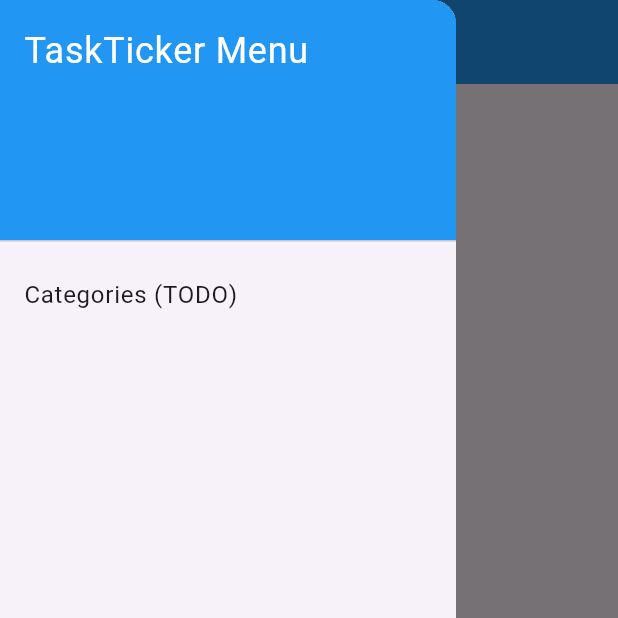
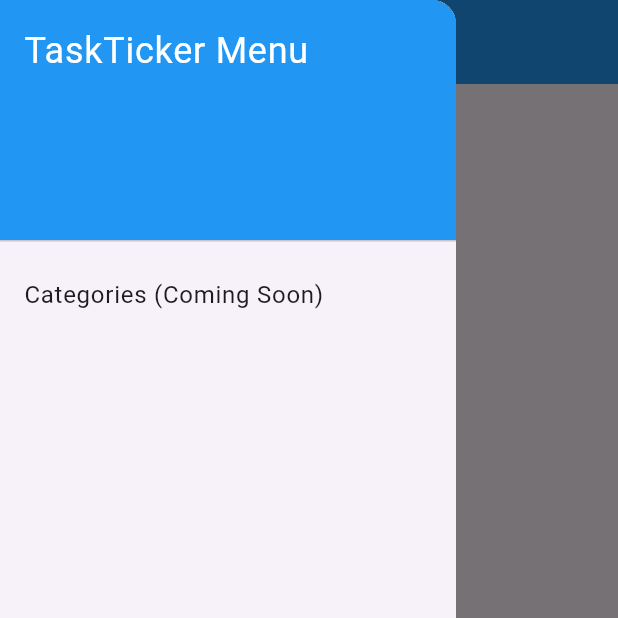
Before and after one commit to dagmm7/TaskTicker-App, a Flutter app: the screen it shows after launch, item 2 of the bottom bar chosen, after a tap on the "menu" icon, on a phone screen of 412 x 824 dp, the top half of it. Run offline on Flutter 3.47's test engine with Material 3 defaults, Android fonts, the light colour scheme and no system bars.

Commit message:
Added completed tasks and create task UI

```diff
--- a/lib/screens/home_screen.dart
+++ b/lib/screens/home_screen.dart
@@ -1,49 +1,9 @@
 import 'package:flutter/material.dart';
-import 'dashboard_screen.dart'; // Dashboard content
-import 'tasks_screen.dart';     // Tasks List content
+import 'dashboard_screen.dart';
+import 'tasks_screen.dart';
+import 'create_task_screen.dart';
+import 'completed_tasks_screen.dart';
 
-// Placeholder screen for the full Calendar View (Index 0 in BNV if Dashboard wasn't here)
-class CalendarScreenPlaceholder extends StatelessWidget {
-  const CalendarScreenPlaceholder({super.key});
-  @override
-  Widget build(BuildContext context) => const Center(
-    child: Column(
-      mainAxisAlignment: MainAxisAlignment.center,
-      children: [
-        Icon(Icons.calendar_month, size: 50, color: Colors.grey),
-        Text('Calendar View (Placeholder)'),
-      ],
-    ),
-  );
-}
-
-class AddScreenPlaceholder extends StatelessWidget {
-  const AddScreenPlaceholder({super.key});
-  @override
-  Widget build(BuildContext context) => const Center(
-    child: Column(
-      mainAxisAlignment: MainAxisAlignment.center,
-      children: [
-        Icon(Icons.add_circle, size: 50, color: Colors.grey),
-        Text('Add New Task (Action)'),
-      ],
-    ),
-  );
-}
-
-class CompletedScreenPlaceholder extends StatelessWidget {
-  const CompletedScreenPlaceholder({super.key});
-  @override
-  Widget build(BuildContext context) => const Center(
-    child: Column(
-      mainAxisAlignment: MainAxisAlignment.center,
-      children: [
-        Icon(Icons.check_circle_outline, size: 50, color: Colors.grey),
-        Text('Completed Tasks View (Placeholder)'),
-      ],
-    ),
-  );
-}
 
 class HomeScreen extends StatefulWidget {
   const HomeScreen({super.key});
@@ -53,38 +13,29 @@ class HomeScreen extends StatefulWidget {
 }
 
 class _HomeScreenState extends State<HomeScreen> {
-  // 1. Current index state variable.
   int _selectedIndex = 0;
 
-  // 2. List of screens corresponding to the navigation bar items (BNV).
   final List<Widget> _screens = [
-    // Index 0: Calendar -> Mapped to Dashboard Screen (App Start)
-    const DashboardScreen(),
-    // Index 1: Tasks -> Mapped correctly to Tasks Screen
-    const TasksScreen(),
-    // Index 2: Add (Placeholder)
-    const AddScreenPlaceholder(),
-    // Index 3: Completed (Placeholder)
-    const CompletedScreenPlaceholder(),
+    const DashboardScreen(),        // Calendar / Dashboard
+    const TasksScreen(),            // Tasks List
+    const CreateTaskScreen(),       // <-- REAL ADD TASK UI
+    const CompletedTasksScreen(),   // Completed Tasks UI
   ];
 
-  // 3. Helper to get the AppBar Title based on the current index
   String _getAppTitle(int index) {
     switch (index) {
       case 0:
-        return 'My Dashboard'; // Matching the Dashboard screen title
+        return "My Dashboard";
       case 1:
-        return 'Tasks List'; // Matching the Tasks screen title
+        return "Tasks List";
       case 2:
-        return 'Add New Task';
+        return "Create Task";
       case 3:
-        return 'Completed';
+        return "Completed Tasks";
       default:
-        return 'TaskTicker';
+        return "TaskTicker";
     }
   }
-
-  // 4. Function to update the selected index
   void _onItemTapped(int index) {
     setState(() {
       _selectedIndex = index;
@@ -93,91 +44,66 @@ class _HomeScreenState extends State<HomeScreen> {
 
   @override
   Widget build(BuildContext context) {
-    // The main Scaffold now contains the common AppBar
     return Scaffold(
       appBar: AppBar(
-        // The three-line menu icon for opening the Drawer
         leading: Builder(
-          builder: (context) {
-            return IconButton(
-              icon: const Icon(Icons.menu),
-              onPressed: () {
-                // We'll use this later for the Drawer/Side Menu
-                Scaffold.of(context).openDrawer();
-              },
-            );
-          },
+          builder: (context) => IconButton(
+            icon: const Icon(Icons.menu),
+            onPressed: () => Scaffold.of(context).openDrawer(),
+          ),
         ),
-        // Title: Dynamically display the current page title
-        title: Text("TaskTicker",
-          //_getAppTitle(_selectedIndex),
+        title: Text(
+          _getAppTitle(_selectedIndex),
           style: const TextStyle(fontWeight: FontWeight.bold),
         ),
-        centerTitle: false, // Title aligned to the left (common in Flutter)
-        backgroundColor: Colors.blue, // Blue background as per the proposal
-        foregroundColor: Colors.white, // White icons/text on blue background
+        backgroundColor: Colors.blue,
+        foregroundColor: Colors.white,
       ),
 
-      // Placeholder for the navigation Drawer (Side Menu)
       drawer: Drawer(
         child: ListView(
           padding: EdgeInsets.zero,
-          children: [
-            const DrawerHeader(
-              decoration: BoxDecoration(
-                color: Colors.blue,
-              ),
+          children: const [
+            DrawerHeader(
+              decoration: BoxDecoration(color: Colors.blue),
               child: Text(
                 'TaskTicker Menu',
-                style: TextStyle(
-                  color: Colors.white,
-                  fontSize: 24,
-                ),
+                style: TextStyle(color: Colors.white, fontSize: 24),
               ),
             ),
             ListTile(
-              title: const Text('Categories (TODO)'),
-              onTap: () {
-                Navigator.pop(context); // Close the drawer
-              },
+              title: Text('Categories (Coming Soon)'),
             ),
           ],
         ),
       ),
 
-      // The body displays the currently selected screen
-      // Padding is NOT required here as the screen widgets are now full-page content
-      body: _screens[_selectedIndex],
+      body: _screens[_selectedIndex],   // <-- Shows correct screen
 
-      // The fixed navigation bar at the bottom
       bottomNavigationBar: BottomNavigationBar(
         type: BottomNavigationBarType.fixed,
-        items: const <BottomNavigationBarItem>[
-          // Item 0: Calendar (Dashboard entry)
+        currentIndex: _selectedIndex,
+        selectedItemColor: Colors.blue,
+        unselectedItemColor: Colors.grey,
+        onTap: _onItemTapped,
+        items: const [
           BottomNavigationBarItem(
             icon: Icon(Icons.calendar_month),
             label: 'Calendar',
           ),
-          // Item 1: Tasks
           BottomNavigationBarItem(
             icon: Icon(Icons.list_alt),
             label: 'Tasks',
           ),
-          // Item 2: Add
           BottomNavigationBarItem(
             icon: Icon(Icons.add_circle),
             label: 'Add',
           ),
-          // Item 3: Completed
           BottomNavigationBarItem(
             icon: Icon(Icons.check_circle_outline),
             label: 'Completed',
           ),
         ],
-        currentIndex: _selectedIndex,
-        selectedItemColor: Colors.blue,
-        unselectedItemColor: Colors.grey,
-        onTap: _onItemTapped,
       ),
     );
   }
```
Also changed, not shown: lib/screens/completed_tasks_screen.dart (added, +97 -0 lines), lib/screens/create_task_screen.dart (added, +153 -0 lines).
